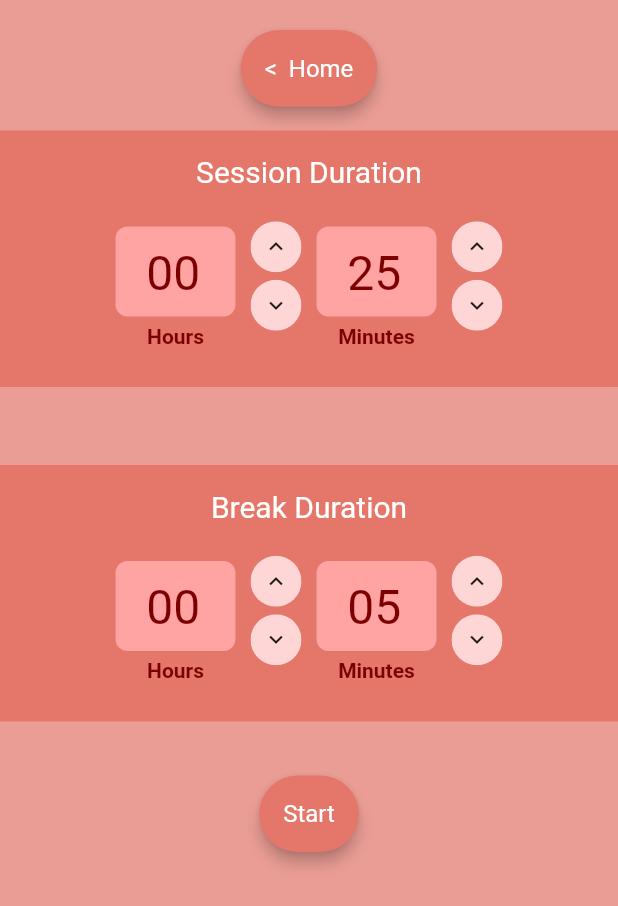
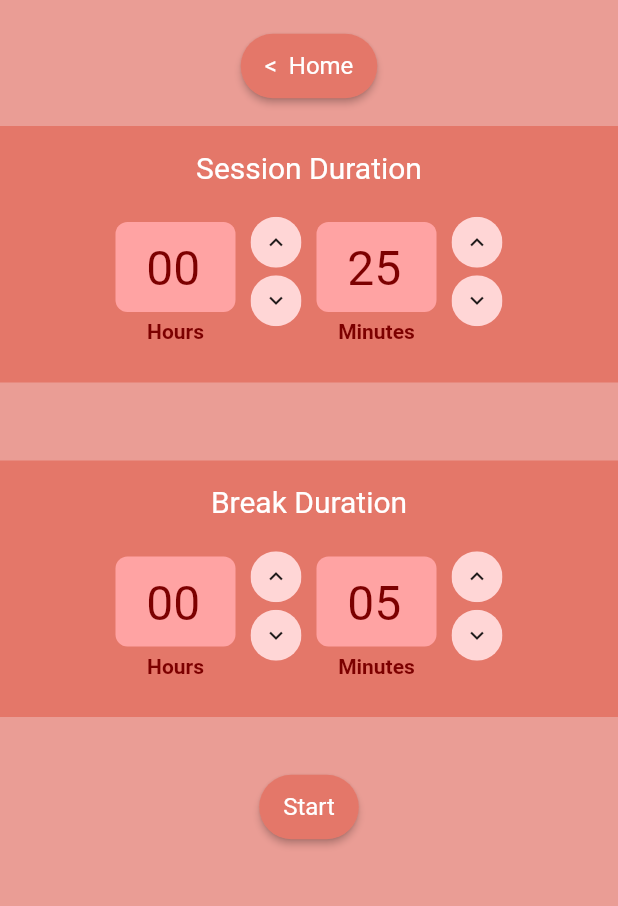
Before and after one commit to ahnaftahmid39/pomodoro, a Flutter app: the screen it shows after launch, after a tap on "New Session", on a phone screen of 412 x 824 dp. Shown: the top 906 px of the screen. Run offline on Flutter 3.47's test engine with Material 2 defaults, Android fonts, the phone set to English and light mode, and no system bars; our stand-ins replace google_fonts.

Commit message:
some style changes

```diff
--- a/lib/components/number_input_field.dart
+++ b/lib/components/number_input_field.dart
@@ -32,6 +32,7 @@ class NumberInputField extends StatelessWidget {
                     borderRadius: BorderRadius.circular(16.0), color: kBgClr2),
                 child: TextField(
                   controller: controller,
+                  keyboardType: TextInputType.number,
                   inputFormatters: [
                     FilteringTextInputFormatter.allow(RegExp(r'[0-9]'))
                   ],
--- a/lib/main.dart
+++ b/lib/main.dart
@@ -1,13 +1,13 @@
+import 'package:flutter/foundation.dart';
 import 'package:flutter/material.dart';
 import 'package:pomodoro/components/custom_widget_test.dart';
+import 'package:pomodoro/constants/constant.dart';
 import 'package:pomodoro/screens/home_screen.dart';
 import 'package:pomodoro/screens/new_session_screen.dart';
 import 'package:pomodoro/screens/new_task_screen.dart';
 import 'package:pomodoro/screens/session_screen.dart';
 import 'package:pomodoro/util/material_color_maker.dart';
 import 'package:pomodoro/util/session.dart';
-import 'package:pomodoro/viewmodels/session_settings.dart';
-import 'package:provider/provider.dart';
 
 void main() {
   runApp(const MyApp());
@@ -19,61 +19,48 @@ class MyApp extends StatelessWidget {
   // This widget is the root of your application.
   @override
   Widget build(BuildContext context) {
-    double getElevation(Set<MaterialState> states) {
-      const Set<MaterialState> interactiveStates = <MaterialState>{
-        MaterialState.pressed,
-        MaterialState.hovered,
-        MaterialState.focused,
-      };
-      if (states.any(interactiveStates.contains)) {
-        return 8.0;
-      }
-      return 4.0;
-    }
-
     return MaterialApp(
       debugShowCheckedModeBanner: false,
       title: 'Flutter Demo',
       theme: ThemeData(
-        primarySwatch: getMaterialcolor(const Color(0xFFE47769)),
+        primarySwatch: getMaterialcolor(kBgClr2),
         textTheme: const TextTheme(
           bodySmall: TextStyle(
-            color: Color(0xFF7C0000),
+            color: kTextClr,
             fontSize: 12.0,
           ),
           displayMedium: TextStyle(
-            color: Color.fromARGB(255, 139, 9, 9),
+            color: kTextClr2,
             fontSize: 20.0,
           ),
         ),
         backgroundColor: Colors.white,
+        textSelectionTheme: TextSelectionThemeData(
+          cursorColor: kTextClr.withOpacity(0.9),
+          selectionHandleColor: kTextClr.withOpacity(0.7),
+        ),
         floatingActionButtonTheme: const FloatingActionButtonThemeData(
           backgroundColor: Color(0xFFE47769),
         ),
         textButtonTheme: TextButtonThemeData(
           style: ButtonStyle(
-            alignment: Alignment.center,
             textStyle:
-                MaterialStateProperty.all(const TextStyle(fontSize: 16.0)),
-            backgroundColor: MaterialStateProperty.all(const Color(0xFFE47769)),
-            padding: MaterialStateProperty.all(
-                const EdgeInsets.fromLTRB(16, 16, 16, 16)),
-            foregroundColor: MaterialStateProperty.all(Colors.white),
-            shape: MaterialStateProperty.all(
-              const RoundedRectangleBorder(
-                borderRadius: BorderRadius.all(
-                  Radius.circular(100),
-                ),
-              ),
-            ),
-            elevation: MaterialStateProperty.resolveWith(getElevation),
+                MaterialStateProperty.all(const TextStyle(color: kTextClr)),
+            backgroundColor: MaterialStateProperty.all(kBgClr4),
           ),
         ),
         elevatedButtonTheme: ElevatedButtonThemeData(
           style: ButtonStyle(
-            backgroundColor: MaterialStateProperty.all(const Color(0xFFE47769)),
+            backgroundColor: MaterialStateProperty.all(kBtnBgClr),
+            textStyle: MaterialStateProperty.all(const TextStyle(fontSize: 16)),
+            overlayColor:
+                MaterialStateProperty.all(Colors.white.withOpacity(0.2)),
             padding: MaterialStateProperty.all(
-                const EdgeInsets.fromLTRB(16, 16, 16, 16)),
+              defaultTargetPlatform == TargetPlatform.linux ||
+                      defaultTargetPlatform == TargetPlatform.windows
+                  ? const EdgeInsets.fromLTRB(16, 20, 16, 20)
+                  : const EdgeInsets.fromLTRB(16, 12, 16, 12),
+            ),
             foregroundColor: MaterialStateProperty.all(Colors.white),
             shape: MaterialStateProperty.all(
               const RoundedRectangleBorder(
--- a/lib/screens/home_screen.dart
+++ b/lib/screens/home_screen.dart
@@ -15,7 +15,8 @@ class _HomeScreenState extends State<HomeScreen> {
   Widget build(BuildContext context) {
     return Scaffold(
       body: SafeArea(
-        child: Stack(children: <Widget>[
+        child: Stack(
+          children: <Widget>[
             Container(
               alignment: Alignment.bottomCenter,
               padding: const EdgeInsets.fromLTRB(24, 0, 24, 50),
@@ -27,13 +28,14 @@ class _HomeScreenState extends State<HomeScreen> {
               filter: ImageFilter.blur(sigmaX: 10, sigmaY: 10),
               child: Container(color: const Color.fromRGBO(224, 95, 82, 0.6)),
             ),
-          Column(
+            SingleChildScrollView(
+              child: Column(
                 crossAxisAlignment: CrossAxisAlignment.center,
                 children: <Widget>[
                   Container(
                     padding: const EdgeInsets.all(16.0),
                     alignment: Alignment.center,
-                child: TextButton(
+                    child: ElevatedButton(
                       child: const Text('New Session'),
                       onPressed: () {
                         Navigator.pushNamed(context, '/new-session');
@@ -43,7 +45,7 @@ class _HomeScreenState extends State<HomeScreen> {
                   Container(
                     padding: const EdgeInsets.all(16.0),
                     alignment: Alignment.center,
-                child: TextButton(
+                    child: ElevatedButton(
                       child: const Text('New Task'),
                       onPressed: () {
                         Navigator.pushNamed(context, '/new-task');
@@ -53,7 +55,7 @@ class _HomeScreenState extends State<HomeScreen> {
                   Container(
                     padding: const EdgeInsets.all(16.0),
                     alignment: Alignment.center,
-                child: TextButton(
+                    child: ElevatedButton(
                       child: const Text('History'),
                       onPressed: () {},
                     ),
@@ -61,7 +63,7 @@ class _HomeScreenState extends State<HomeScreen> {
                   Container(
                     padding: const EdgeInsets.all(16.0),
                     alignment: Alignment.center,
-                child: TextButton(
+                    child: ElevatedButton(
                       child: const Text('Settings'),
                       onPressed: () {},
                     ),
@@ -69,16 +71,19 @@ class _HomeScreenState extends State<HomeScreen> {
                   Container(
                     padding: const EdgeInsets.all(16.0),
                     alignment: Alignment.center,
-                child: TextButton(
+                    child: ElevatedButton(
                       child: const Text('WidgetTesting'),
                       onPressed: () {
                         Navigator.pushNamed(context, '/widget-testing');
                       },
                     ),
                   ),
+                  SizedBox(height: MediaQuery.of(context).size.height / 3),
                 ],
+              ),
             )
-        ]),
+          ],
+        ),
       ),
     );
   }
--- a/lib/screens/new_session_screen.dart
+++ b/lib/screens/new_session_screen.dart
@@ -31,12 +31,13 @@ class _NewSessionScreenState extends State<NewSessionScreen> {
               alignment: Alignment.center,
               child: ChangeNotifierProvider(
                 create: (_) => SessionSettings(),
-                builder: (context, _) => Column(
+                builder: (context, _) => SingleChildScrollView(
+                  child: Column(
                     children: [
                       const SizedBox(
                         height: 20,
                       ),
-                    TextButton(
+                      ElevatedButton(
                         onPressed: () {
                           Navigator.pop(context);
                         },
@@ -46,8 +47,8 @@ class _NewSessionScreenState extends State<NewSessionScreen> {
                           cardTitle: 'Session Duration',
                           defaultDuration: const Duration(minutes: 25),
                           onChange: (Duration duration) {
-                          final sessionSettings = Provider.of<SessionSettings>(
-                              context,
+                            final sessionSettings =
+                                Provider.of<SessionSettings>(context,
                                     listen: false);
                             sessionSettings.sessionDuration = duration;
                           }),
@@ -66,10 +67,11 @@ class _NewSessionScreenState extends State<NewSessionScreen> {
                         },
                       ),
                       const SizedBox(height: 20),
-                    TextButton(
+                      ElevatedButton(
                         onPressed: () {
-                        Session session =
-                            Provider.of<SessionSettings>(context, listen: false)
+                          Session session = Provider.of<SessionSettings>(
+                                  context,
+                                  listen: false)
                               .session;
                           Navigator.pushReplacement(
                             context,
@@ -81,8 +83,10 @@ class _NewSessionScreenState extends State<NewSessionScreen> {
                           );
                         },
                         child: const Text('Start'),
-                    )
+                      ),
+                      SizedBox(height: MediaQuery.of(context).size.height / 3),
                     ],
+                  ),
                 ),
               ),
             ),
--- a/lib/viewmodels/task_settings.dart
+++ b/lib/viewmodels/task_settings.dart
@@ -4,6 +4,7 @@ import 'package:pomodoro/util/task.dart';
 class TaskSettings extends ChangeNotifier {
   Task _task = Task(taskName: '');
 
+  // ignore: unnecessary_getters_setters
   Task get task => _task;
 
   String get taskName => _task.taskName;
```
Also changed, not shown: lib/components/change_time_card.dart (+6 -4 lines), lib/screens/new_task_screen.dart (+8 -5 lines), lib/screens/session_screen.dart (+27 -18 lines), 2 other files. Lines whose indentation alone changed are shown as unchanged.
